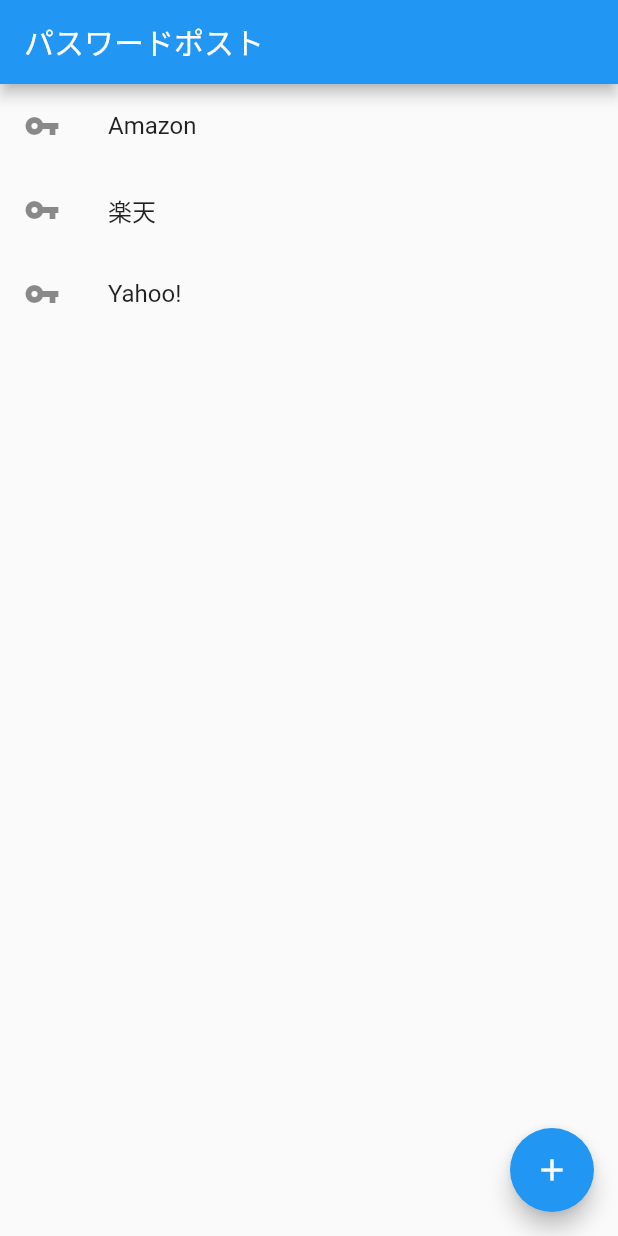
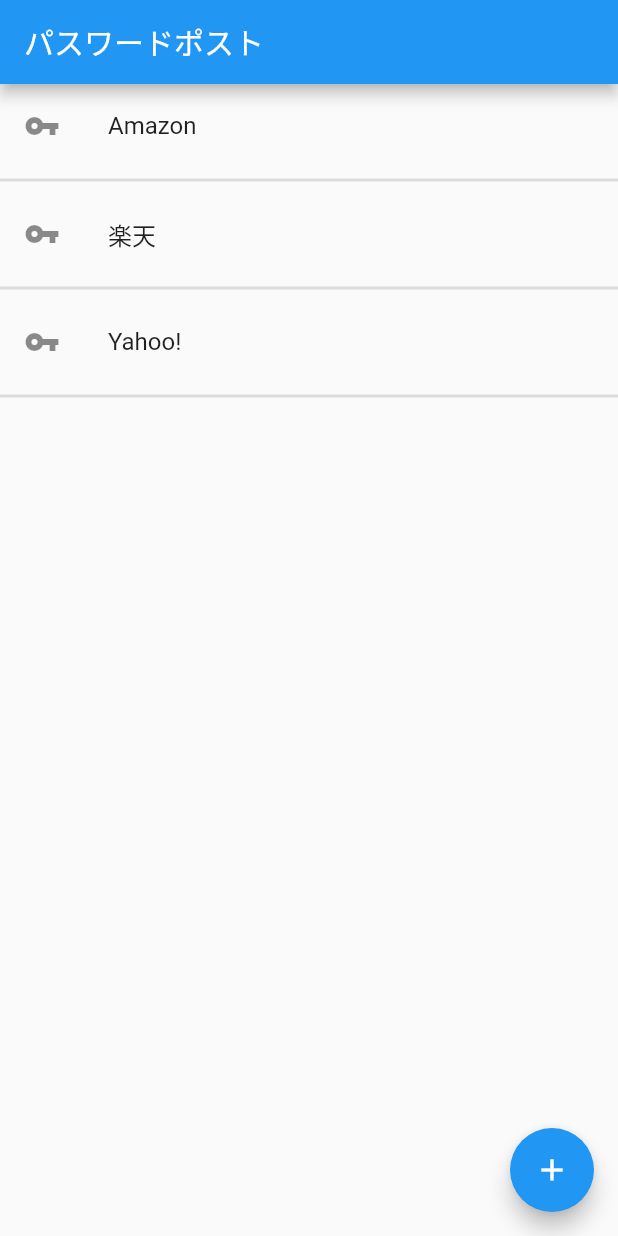
Before and after one commit to yuki1023/Flutter_passApp, a Flutter app: the screen it shows after launch, on a phone screen of 412 x 824 dp. Run offline on Flutter 3.47's test engine with Material 2 defaults, Android fonts, the phone set to English and light mode, and no system bars.

Commit message:
リスト間に区切り線を表示

```diff
--- a/lib/main.dart
+++ b/lib/main.dart
@@ -54,16 +54,22 @@ class _MyHomePageState extends State<MyHomePage> {
             leading: Icon(Icons.vpn_key),
             title: Text("Amazon"),
           ),
+          // 線
+          Divider(thickness: 2,),
           ListTile(
             // セルみたいな
             leading: Icon(Icons.vpn_key),
             title: Text("楽天"),
           ),
+          // 線
+          Divider(thickness: 2,),
           ListTile(
             // セルみたいな
             leading: Icon(Icons.vpn_key),
             title: Text("Yahoo!"),
           ),
+          // 線
+          Divider(thickness: 2,),
         ],
       ),
       floatingActionButton: FloatingActionButton(
@@ -75,7 +81,7 @@ class _MyHomePageState extends State<MyHomePage> {
   }
 }
 
-// todo リストを表示
+
 // todo リスト間に区切り線を表示
 // todo リスト表示を動的に
 // todo フロートアクションボタンをタップ時にリストを一つ追加表示
```
